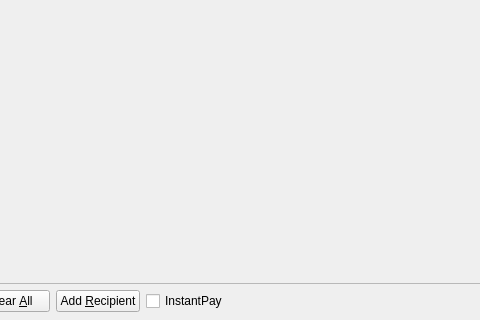
The window that src/qt/forms/sendcoinsdialog.ui (firoorg/firo) describes before a commit, drawn with Qt 5; both pictures show x 197 to 677 and y 206 to 526 of the 850 by 526 pixel window.
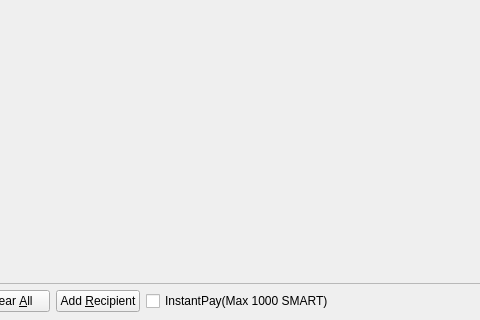
The same window after the commit. Icons and pictures are not drawn. Custom widgets are drawn as their Qt base class.

Commit message: Update InstantPay to max 1000

```diff
--- a/src/qt/forms/sendcoinsdialog.ui
+++ b/src/qt/forms/sendcoinsdialog.ui
@@ -728,7 +728,7 @@
      <item>
       <widget class="QCheckBox" name="checkUseInstantSend">
        <property name="text">
-        <string>InstantPay</string>
+        <string>InstantPay(Max 1000 SMART)</string>
        </property>
        <property name="checked">
         <bool>false</bool>
```
